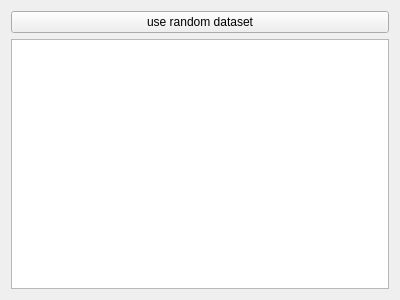
Qt form core/ui/LibraryPageWidget.ui (aschuman/CoBaB) before a commit.
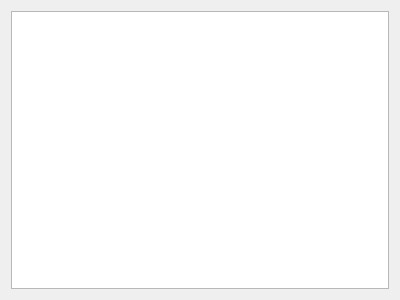
The same form after that commit.

Commit message: Worked on LibraryPageWidget. Loaded datasets and listed them.

What changed in the file:
```diff
--- a/core/ui/LibraryPageWidget.ui
+++ b/core/ui/LibraryPageWidget.ui
@@ -14,13 +14,6 @@
    <string>Form</string>
   </property>
   <layout class="QVBoxLayout" name="verticalLayout_2">
-   <item>
-    <widget class="QPushButton" name="mRandomButton">
-     <property name="text">
-      <string>use random dataset</string>
-     </property>
-    </widget>
-   </item>
    <item>
     <widget class="QListView" name="mLibraryListView"/>
    </item>
```
The commit also changes 5 other files.
